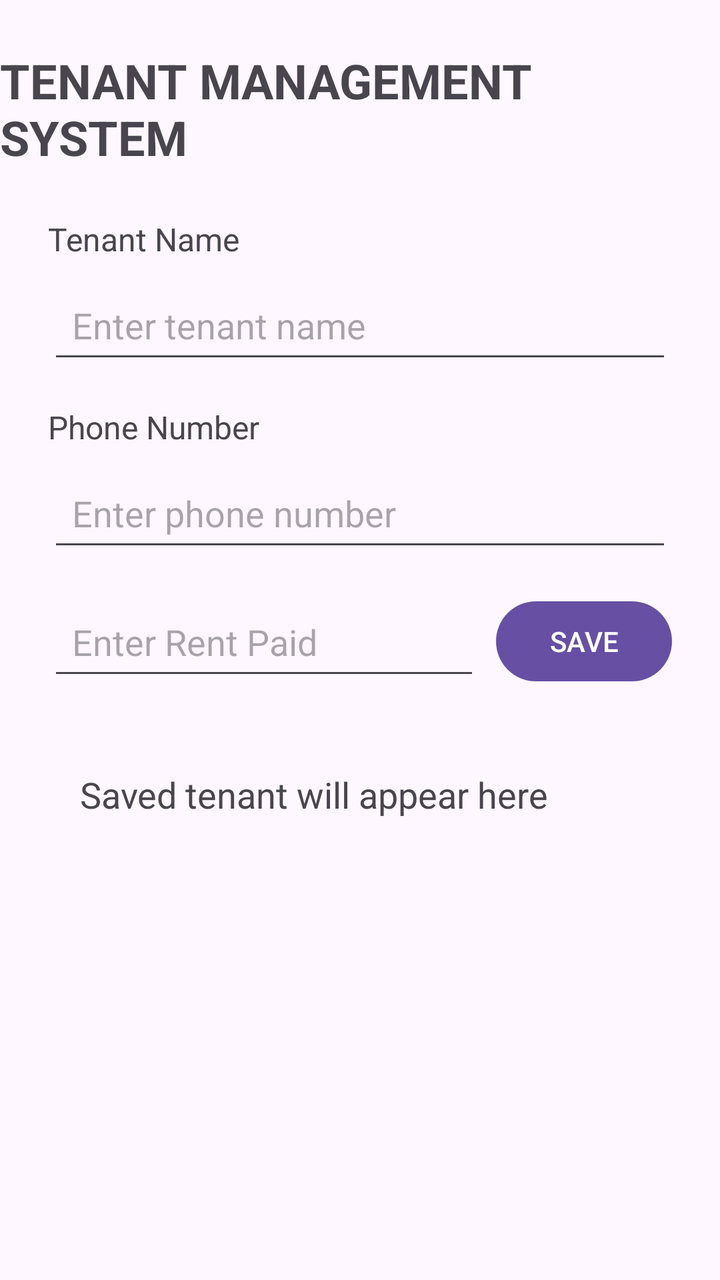
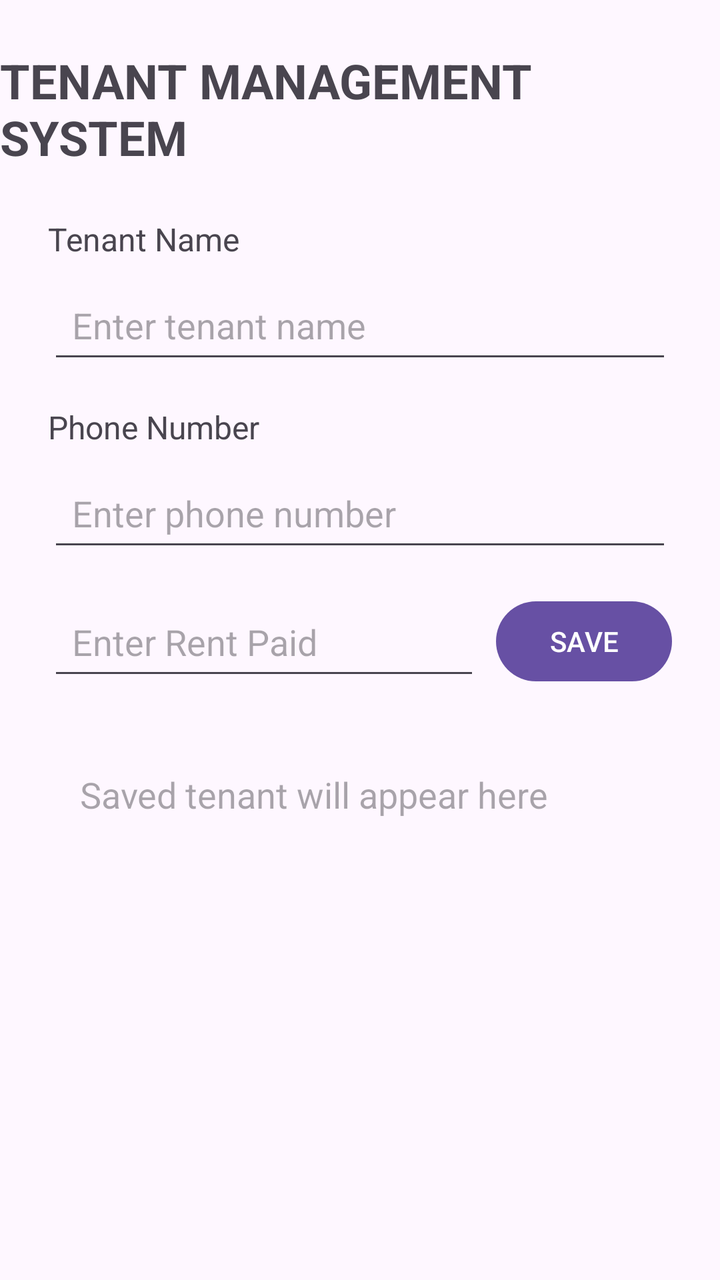

Compare the two renders of this Android layout. The source of the first and the diff that turns it into the second are given below.
<!-- AndroidManifest.xml: application theme Theme.TenantManagmentSystem -->
<!-- res/layout/activity_main.xml -->
<?xml version="1.0" encoding="utf-8"?>
<androidx.constraintlayout.widget.ConstraintLayout
    xmlns:android="http://schemas.android.com/apk/res/android"
    xmlns:app="http://schemas.android.com/apk/res-auto"
    android:layout_width="match_parent"
    android:layout_height="match_parent">
    <TextView
        android:id="@+id/titleTextView"
        android:layout_width="wrap_content"
        android:layout_height="wrap_content"
        android:text="TENANT MANAGEMENT SYSTEM"
        android:textSize="24sp"
        android:textStyle="bold"
        android:layout_marginTop="24dp"
        app:layout_constraintTop_toTopOf="parent"
        app:layout_constraintStart_toStartOf="parent"
        app:layout_constraintEnd_toEndOf="parent" />
    <TextView
        android:id="@+id/tenantNameLabel"
        android:layout_width="wrap_content"
        android:layout_height="wrap_content"
        android:text="Tenant Name"
        android:textSize="16sp"
        android:layout_marginTop="24dp"
        android:layout_marginStart="24dp"
        app:layout_constraintTop_toBottomOf="@id/titleTextView"
        app:layout_constraintStart_toStartOf="parent" />
    <EditText
        android:id="@+id/tenantNameEditText"
        android:layout_width="0dp"
        android:layout_height="wrap_content"
        android:hint="Enter tenant name"
        android:minHeight="48dp"
        android:padding="12dp"
        android:layout_marginTop="8dp"
        android:layout_marginStart="24dp"
        android:layout_marginEnd="24dp"
        app:layout_constraintTop_toBottomOf="@id/tenantNameLabel"
        app:layout_constraintStart_toStartOf="parent"
        app:layout_constraintEnd_toEndOf="parent" />
    <TextView
        android:id="@+id/phoneLabel"
        android:layout_width="wrap_content"
        android:layout_height="wrap_content"
        android:text="Phone Number"
        android:textSize="16sp"
        android:layout_marginTop="16dp"
        android:layout_marginStart="24dp"
        app:layout_constraintTop_toBottomOf="@id/tenantNameEditText"
        app:layout_constraintStart_toStartOf="parent" />
    <EditText
        android:id="@+id/phoneEditText"
        android:layout_width="0dp"
        android:layout_height="wrap_content"
        android:hint="Enter phone number"
        android:inputType="phone"
        android:minHeight="48dp"
        android:padding="12dp"
        android:layout_marginTop="8dp"
        android:layout_marginStart="24dp"
        android:layout_marginEnd="24dp"
        app:layout_constraintTop_toBottomOf="@id/phoneLabel"
        app:layout_constraintStart_toStartOf="parent"
        app:layout_constraintEnd_toEndOf="parent" />
    <EditText
        android:id="@+id/rentEditText"
        android:layout_width="0dp"
        android:layout_height="wrap_content"
        android:hint="Enter Rent Paid"
        android:inputType="numberDecimal"
        android:minHeight="48dp"
        android:padding="12dp"
        android:layout_marginStart="24dp"
        android:layout_marginTop="16dp"
        android:layout_marginEnd="8dp"
        app:layout_constraintTop_toBottomOf="@id/phoneEditText"
        app:layout_constraintStart_toStartOf="parent"
        app:layout_constraintEnd_toStartOf="@id/saveButton" />
    <Button
        android:id="@+id/saveButton"
        android:layout_width="wrap_content"
        android:layout_height="wrap_content"
        android:text="SAVE"
        android:layout_marginEnd="24dp"
        app:layout_constraintTop_toTopOf="@id/rentEditText"
        app:layout_constraintEnd_toEndOf="parent" />
    <TextView
        android:id="@+id/tenantResultTextView"
        android:layout_width="0dp"
        android:layout_height="wrap_content"
        android:text="Saved tenant will appear here"
        android:textSize="18sp"
        android:padding="16dp"
        android:layout_margin="24dp"
        app:layout_constraintTop_toBottomOf="@id/rentEditText"
        app:layout_constraintStart_toStartOf="parent"
        app:layout_constraintEnd_toEndOf="parent" />
</androidx.constraintlayout.widget.ConstraintLayout>
<!-- resources referenced by this layout -->
<resources>
  <style name="Theme.TenantManagmentSystem" parent="Base.Theme.TenantManagmentSystem" />
  <style name="Base.Theme.TenantManagmentSystem" parent="Theme.Material3.DayNight.NoActionBar">
          
          
      </style>
</resources>

<!-- the commit's change to res/layout/activity_main.xml (unified diff, before → after) -->
@@ -1,98 +1,116 @@
 <?xml version="1.0" encoding="utf-8"?>
-<androidx.constraintlayout.widget.ConstraintLayout
-    xmlns:android="http://schemas.android.com/apk/res/android"
-    xmlns:app="http://schemas.android.com/apk/res-auto"
-    android:layout_width="match_parent"
-    android:layout_height="match_parent">
-    <TextView
-        android:id="@+id/titleTextView"
-        android:layout_width="wrap_content"
-        android:layout_height="wrap_content"
-        android:text="TENANT MANAGEMENT SYSTEM"
-        android:textSize="24sp"
-        android:textStyle="bold"
-        android:layout_marginTop="24dp"
-        app:layout_constraintTop_toTopOf="parent"
-        app:layout_constraintStart_toStartOf="parent"
-        app:layout_constraintEnd_toEndOf="parent" />
-    <TextView
-        android:id="@+id/tenantNameLabel"
-        android:layout_width="wrap_content"
-        android:layout_height="wrap_content"
-        android:text="Tenant Name"
-        android:textSize="16sp"
-        android:layout_marginTop="24dp"
-        android:layout_marginStart="24dp"
-        app:layout_constraintTop_toBottomOf="@id/titleTextView"
-        app:layout_constraintStart_toStartOf="parent" />
-    <EditText
-        android:id="@+id/tenantNameEditText"
-        android:layout_width="0dp"
-        android:layout_height="wrap_content"
-        android:hint="Enter tenant name"
-        android:minHeight="48dp"
-        android:padding="12dp"
-        android:layout_marginTop="8dp"
-        android:layout_marginStart="24dp"
-        android:layout_marginEnd="24dp"
-        app:layout_constraintTop_toBottomOf="@id/tenantNameLabel"
-        app:layout_constraintStart_toStartOf="parent"
-        app:layout_constraintEnd_toEndOf="parent" />
-    <TextView
-        android:id="@+id/phoneLabel"
-        android:layout_width="wrap_content"
-        android:layout_height="wrap_content"
-        android:text="Phone Number"
-        android:textSize="16sp"
-        android:layout_marginTop="16dp"
-        android:layout_marginStart="24dp"
-        app:layout_constraintTop_toBottomOf="@id/tenantNameEditText"
-        app:layout_constraintStart_toStartOf="parent" />
-    <EditText
-        android:id="@+id/phoneEditText"
-        android:layout_width="0dp"
-        android:layout_height="wrap_content"
-        android:hint="Enter phone number"
-        android:inputType="phone"
-        android:minHeight="48dp"
-        android:padding="12dp"
-        android:layout_marginTop="8dp"
-        android:layout_marginStart="24dp"
-        android:layout_marginEnd="24dp"
-        app:layout_constraintTop_toBottomOf="@id/phoneLabel"
-        app:layout_constraintStart_toStartOf="parent"
-        app:layout_constraintEnd_toEndOf="parent" />
-    <EditText
-        android:id="@+id/rentEditText"
-        android:layout_width="0dp"
-        android:layout_height="wrap_content"
-        android:hint="Enter Rent Paid"
-        android:inputType="numberDecimal"
-        android:minHeight="48dp"
-        android:padding="12dp"
-        android:layout_marginStart="24dp"
-        android:layout_marginTop="16dp"
-        android:layout_marginEnd="8dp"
-        app:layout_constraintTop_toBottomOf="@id/phoneEditText"
-        app:layout_constraintStart_toStartOf="parent"
-        app:layout_constraintEnd_toStartOf="@id/saveButton" />
-    <Button
-        android:id="@+id/saveButton"
-        android:layout_width="wrap_content"
-        android:layout_height="wrap_content"
-        android:text="SAVE"
-        android:layout_marginEnd="24dp"
-        app:layout_constraintTop_toTopOf="@id/rentEditText"
-        app:layout_constraintEnd_toEndOf="parent" />
-    <TextView
-        android:id="@+id/tenantResultTextView"
-        android:layout_width="0dp"
-        android:layout_height="wrap_content"
-        android:text="Saved tenant will appear here"
-        android:textSize="18sp"
-        android:padding="16dp"
-        android:layout_margin="24dp"
-        app:layout_constraintTop_toBottomOf="@id/rentEditText"
-        app:layout_constraintStart_toStartOf="parent"
-        app:layout_constraintEnd_toEndOf="parent" />
-</androidx.constraintlayout.widget.ConstraintLayout>
+<layout xmlns:android="http://schemas.android.com/apk/res/android"
+    xmlns:app="http://schemas.android.com/apk/res-auto">
+
+    <data>
+        <variable
+            name="tenant"
+            type="com.example.tenantmanagmentsystem.Tenant" />
+    </data>
+
+    <androidx.constraintlayout.widget.ConstraintLayout
+        android:layout_width="match_parent"
+        android:layout_height="match_parent">
+
+        <TextView
+            android:id="@+id/titleTextView"
+            android:layout_width="wrap_content"
+            android:layout_height="wrap_content"
+            android:text="TENANT MANAGEMENT SYSTEM"
+            android:textSize="24sp"
+            android:textStyle="bold"
+            android:layout_marginTop="24dp"
+            app:layout_constraintTop_toTopOf="parent"
+            app:layout_constraintStart_toStartOf="parent"
+            app:layout_constraintEnd_toEndOf="parent" />
+
+        <TextView
+            android:id="@+id/tenantNameLabel"
+            android:layout_width="wrap_content"
+            android:layout_height="wrap_content"
+            android:text="Tenant Name"
+            android:textSize="16sp"
+            android:layout_marginTop="24dp"
+            android:layout_marginStart="24dp"
+            app:layout_constraintTop_toBottomOf="@id/titleTextView"
+            app:layout_constraintStart_toStartOf="parent" />
+
+        <EditText
+            android:id="@+id/tenantNameEditText"
+            android:layout_width="0dp"
+            android:layout_height="wrap_content"
+            android:hint="Enter tenant name"
+            android:minHeight="48dp"
+            android:padding="12dp"
+            android:layout_marginTop="8dp"
+            android:layout_marginStart="24dp"
+            android:layout_marginEnd="24dp"
+            app:layout_constraintTop_toBottomOf="@id/tenantNameLabel"
+            app:layout_constraintStart_toStartOf="parent"
+            app:layout_constraintEnd_toEndOf="parent" />
+
+        <TextView
+            android:id="@+id/phoneLabel"
+            android:layout_width="wrap_content"
+            android:layout_height="wrap_content"
+            android:text="Phone Number"
+            android:textSize="16sp"
+            android:layout_marginTop="16dp"
+            android:layout_marginStart="24dp"
+            app:layout_constraintTop_toBottomOf="@id/tenantNameEditText"
+            app:layout_constraintStart_toStartOf="parent" />
+
+        <EditText
+            android:id="@+id/phoneEditText"
+            android:layout_width="0dp"
+            android:layout_height="wrap_content"
+            android:hint="Enter phone number"
+            android:inputType="phone"
+            android:minHeight="48dp"
+            android:padding="12dp"
+            android:layout_marginTop="8dp"
+            android:layout_marginStart="24dp"
+            android:layout_marginEnd="24dp"
+            app:layout_constraintTop_toBottomOf="@id/phoneLabel"
+            app:layout_constraintStart_toStartOf="parent"
+            app:layout_constraintEnd_toEndOf="parent" />
+
+        <EditText
+            android:id="@+id/rentEditText"
+            android:layout_width="0dp"
+            android:layout_height="wrap_content"
+            android:hint="Enter Rent Paid"
+            android:inputType="numberDecimal"
+            android:minHeight="48dp"
+            android:padding="12dp"
+            android:layout_marginStart="24dp"
+            android:layout_marginTop="16dp"
+            android:layout_marginEnd="8dp"
+            app:layout_constraintTop_toBottomOf="@id/phoneEditText"
+            app:layout_constraintStart_toStartOf="parent"
+            app:layout_constraintEnd_toStartOf="@id/saveButton" />
+
+        <Button
+            android:id="@+id/saveButton"
+            android:layout_width="wrap_content"
+            android:layout_height="wrap_content"
+            android:text="SAVE"
+            android:layout_marginEnd="24dp"
+            app:layout_constraintTop_toTopOf="@id/rentEditText"
+            app:layout_constraintEnd_toEndOf="parent" />
+
+        <TextView
+            android:id="@+id/tenantResultTextView"
+            android:layout_width="0dp"
+            android:layout_height="wrap_content"
+            android:text="@{tenant.summary()}"
+            android:hint="Saved tenant will appear here"
+            android:textSize="18sp"
+            android:padding="16dp"
+            android:layout_margin="24dp"
+            app:layout_constraintTop_toBottomOf="@id/rentEditText"
+            app:layout_constraintStart_toStartOf="parent"
+            app:layout_constraintEnd_toEndOf="parent" />
+
+    </androidx.constraintlayout.widget.ConstraintLayout>
+</layout>
